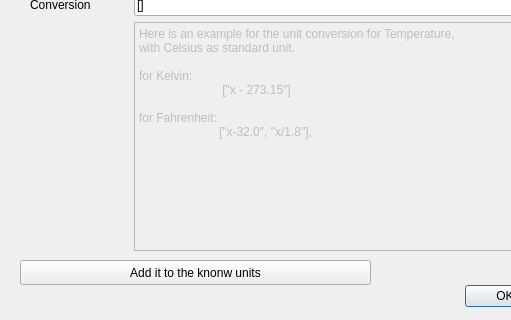
Qt form metobs_gui/qt_windows/new_unit_dialog.ui (vergauwenthomas/MetObs_GUI) before a commit; both pictures show x 0 to 511 and y 160 to 480 of the 640 by 480 pixel window.
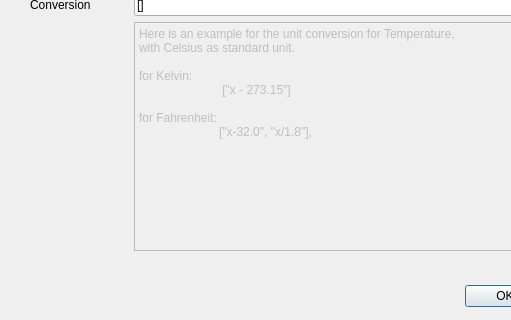
The same form after that commit.

Commit message: savepoint on metadata tmplate dialog

The edit to the form file:
```diff
--- a/metobs_gui/qt_windows/new_unit_dialog.ui
+++ b/metobs_gui/qt_windows/new_unit_dialog.ui
@@ -129,19 +129,6 @@
     <set>Qt::AlignCenter</set>
    </property>
   </widget>
-  <widget class="QPushButton" name="add_button">
-   <property name="geometry">
-    <rect>
-     <x>20</x>
-     <y>420</y>
-     <width>351</width>
-     <height>25</height>
-    </rect>
-   </property>
-   <property name="text">
-    <string>Add it to the knonw units</string>
-   </property>
-  </widget>
  </widget>
  <resources/>
  <connections>
```
The commit also changes 7 other files.
